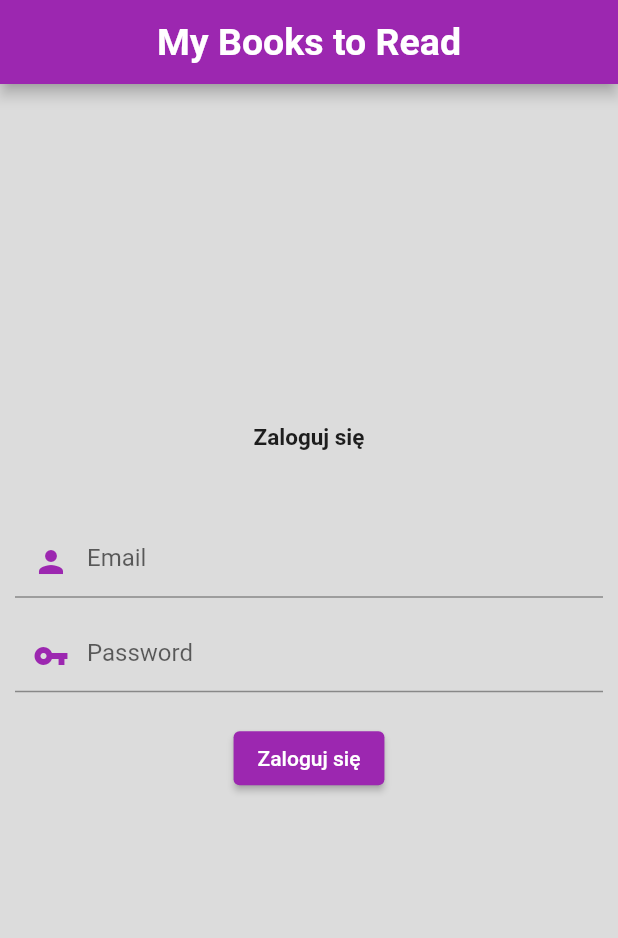
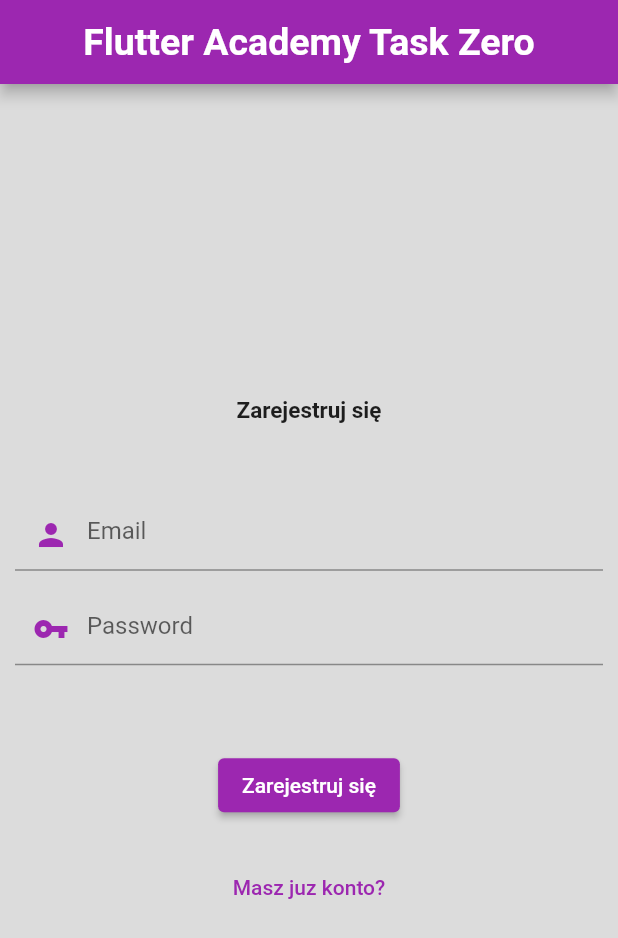
Before and after one commit to LukaszWalencik/lukasz_walencik_flutter_academy_task_zero, a Flutter app: the screen it shows after launch, on a phone screen of 412 x 824 dp. Shown: the top 938 px of the screen. Run offline on Flutter 3.47's test engine with Material 2 defaults, Android fonts, the phone set to English and light mode, and no system bars; our stand-ins replace bloc, firebase_auth, firebase_core, flutter_bloc; accounts and stored records are empty.

Commit message:
Create working signIn/registation Add logout button

```diff
--- a/lib/features/login_page/login_page.dart
+++ b/lib/features/login_page/login_page.dart
@@ -1,12 +1,19 @@
 import 'package:firebase_auth/firebase_auth.dart';
 import 'package:flutter/material.dart';
 
-class LoginPage extends StatelessWidget {
+class LoginPage extends StatefulWidget {
   LoginPage({Key? key}) : super(key: key);
 
+  @override
+  State<LoginPage> createState() => _LoginPageState();
+}
+
+class _LoginPageState extends State<LoginPage> {
   final emailController = TextEditingController();
+
   final passwordController = TextEditingController();
-
+  var errorMessage = '';
+  var isCreatingAccount = false;
   @override
   Widget build(BuildContext context) {
     return Scaffold(
@@ -14,7 +21,7 @@ class LoginPage extends StatelessWidget {
         centerTitle: true,
         backgroundColor: Colors.purple,
         title: const Text(
-          'My Books to Read',
+          'Flutter Academy Task Zero',
           style: TextStyle(
             fontSize: 25,
             fontWeight: FontWeight.w600,
@@ -31,7 +38,9 @@ class LoginPage extends StatelessWidget {
               children: [
                 Flexible(
                   child: Text(
-                    'Zaloguj się',
+                    isCreatingAccount == true
+                        ? 'Zaloguj się'
+                        : 'Zarejestruj się',
                     style: const TextStyle(
                       fontWeight: FontWeight.bold,
                       fontSize: 15,
@@ -78,19 +87,48 @@ class LoginPage extends StatelessWidget {
                     height: 20,
                   ),
                 ),
+                Text(
+                  errorMessage,
+                  style: TextStyle(color: Colors.red),
+                ),
+                const Flexible(
+                  child: SizedBox(
+                    height: 20,
+                  ),
+                ),
                 Flexible(
                   child: ElevatedButton(
                       onPressed: () async {
+                        if (isCreatingAccount == true)
                           try {
                             await FirebaseAuth.instance
                                 .signInWithEmailAndPassword(
                                     email: emailController.text,
                                     password: passwordController.text);
                           } catch (error) {
-                          print(error);
+                            setState(() {
+                              errorMessage = error.toString();
+                            });
+                            ;
+                          }
+                        if (isCreatingAccount == false)
+                          try {
+                            await FirebaseAuth.instance
+                                .createUserWithEmailAndPassword(
+                                    email: emailController.text,
+                                    password: passwordController.text);
+                          } catch (error) {
+                            setState(() {
+                              errorMessage = error.toString();
+                            });
+                            ;
                           }
                       },
-                      child: Text('Zaloguj się'),
+                      child: Text(
+                        isCreatingAccount == true
+                            ? 'Zaloguj się'
+                            : 'Zarejestruj się',
+                      ),
                       style: ElevatedButton.styleFrom(primary: Colors.purple)),
                 ),
                 const Flexible(
@@ -98,10 +136,36 @@ class LoginPage extends StatelessWidget {
                     height: 20,
                   ),
                 ),
+                if (isCreatingAccount == true) ...[
                   Flexible(
                     child: TextButton(
-                    onPressed: () {},
-                    child: Text(''),
+                      style: TextButton.styleFrom(
+                        primary: Colors.purple,
+                      ),
+                      onPressed: () {
+                        setState(() {
+                          isCreatingAccount = false;
+                        });
+                      },
+                      child: Text(
+                        'Stwórz konto',
+                      ),
+                    ),
+                  )
+                ] else
+                  Flexible(
+                    child: TextButton(
+                      style: TextButton.styleFrom(
+                        primary: Colors.purple,
+                      ),
+                      onPressed: () {
+                        setState(() {
+                          isCreatingAccount = true;
+                        });
+                      },
+                      child: Text(
+                        'Masz juz konto?',
+                      ),
                     ),
                   )
               ],
--- a/lib/features/pulpit_page/cubit/pulpit_state.dart
+++ b/lib/features/pulpit_page/cubit/pulpit_state.dart
@@ -12,6 +12,6 @@ class PulpitState {
   final Color inkColor;
   final bool isLoading;
   final String errorMessage;
-  final borderWidth;
-  final borderColor;
+  final double borderWidth;
+  final Color borderColor;
 }
```
Also changed, not shown: lib/features/pulpit_page/pulpit.dart (+29 -9 lines). Lines whose indentation alone changed are shown as unchanged.
